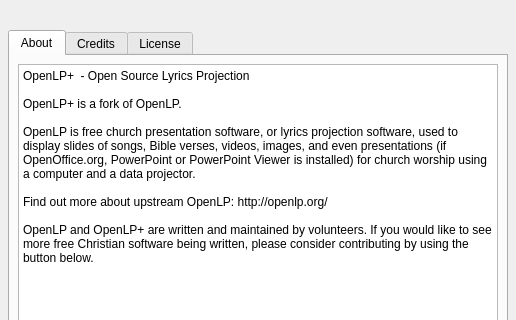
tbc-productions/opal-presenter, file resources/forms/about.ui: the form before one commit; both pictures show x 0 to 516 and y 0 to 320 of the 516 by 481 pixel window.
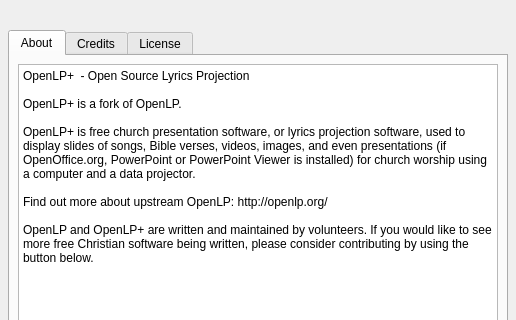
The form after the commit. Icons and pictures are not drawn.

Commit message: Brand OpenLP+ user-facing references

The edit to the form file:
```diff
--- a/resources/forms/about.ui
+++ b/resources/forms/about.ui
@@ -72,7 +72,7 @@
 
 OpenLP+ is a fork of OpenLP.
 
-OpenLP is free church presentation software, or lyrics projection software, used to display slides of songs, Bible verses, videos, images, and even presentations (if OpenOffice.org, PowerPoint or PowerPoint Viewer is installed) for church worship using a computer and a data projector.
+OpenLP+ is free church presentation software, or lyrics projection software, used to display slides of songs, Bible verses, videos, images, and even presentations (if OpenOffice.org, PowerPoint or PowerPoint Viewer is installed) for church worship using a computer and a data projector.
 
 Find out more about upstream OpenLP: http://openlp.org/
 
```
The commit also changes 94 other files.
